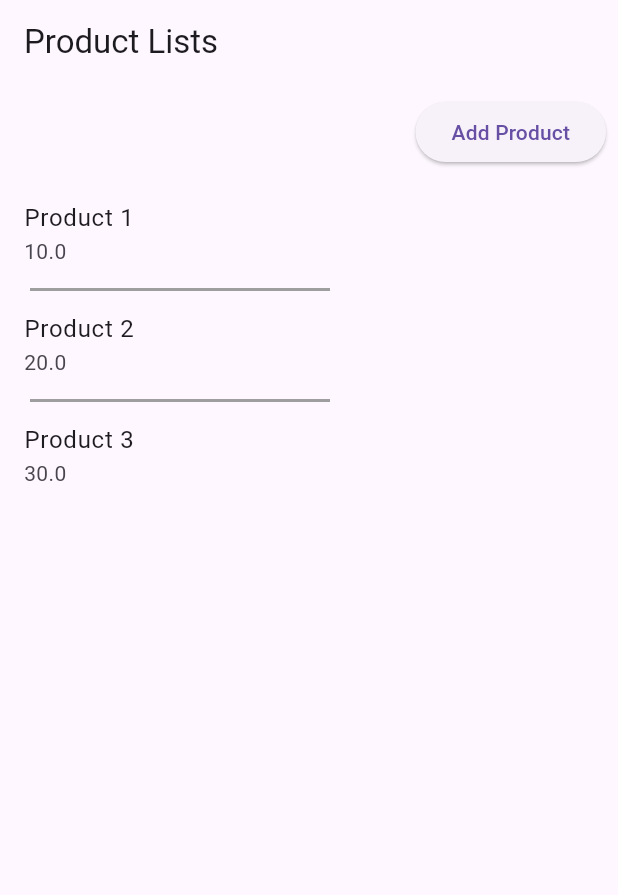
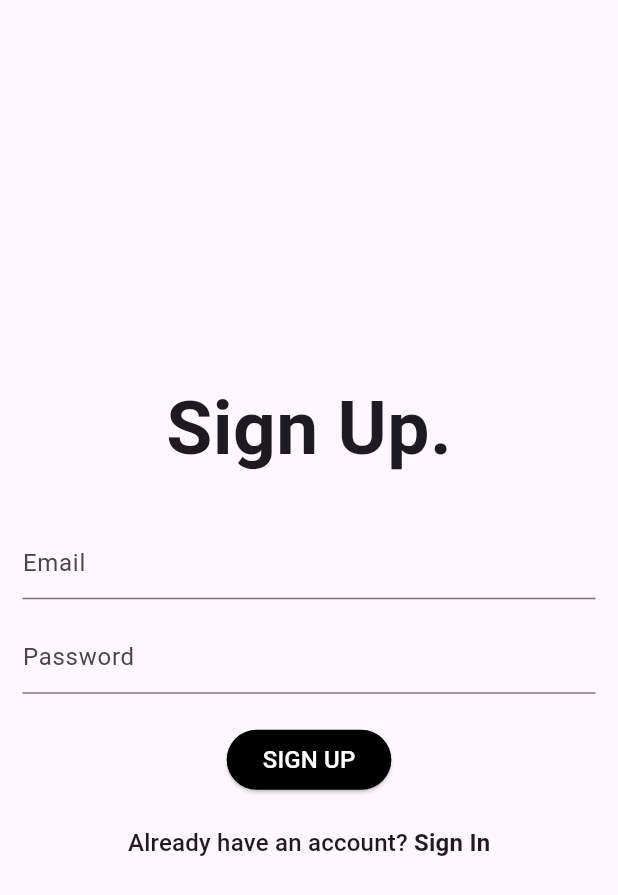
Before and after one commit to chaudhuree/flutter-firebase-practice, a Flutter app: the screen it shows after launch, on a phone screen of 412 x 824 dp. Shown: the top 895 px of the screen. Run offline on Flutter 3.47's test engine with Material 3 defaults, Android fonts, the phone set to English and light mode, and no system bars; our stand-ins replace firebase_auth, firebase_core, get; accounts and stored records are empty.

Commit message:
feat: login with email password done

```diff
--- a/test_app/lib/main.dart
+++ b/test_app/lib/main.dart
@@ -4,6 +4,8 @@ import 'package:get/get_navigation/src/root/get_material_app.dart';
 import 'package:get/get_navigation/src/routes/get_route.dart';
 import 'package:test_app/screens/add_product.dart';
 import 'package:test_app/screens/home.dart';
+import 'package:test_app/screens/login_page.dart';
+import 'package:test_app/screens/signup_page.dart';
 import 'firebase_options.dart';
 
 Future<void> main() async {
@@ -23,8 +25,10 @@ class MyApp extends StatelessWidget {
       title: 'Product Demo',
       initialRoute: '/',
       getPages: [
-        GetPage(name: '/', page: () => HomeActivity()),
+        GetPage(name: '/home', page: () => HomeActivity()),
         GetPage(name: '/add', page: () => AddProductActivity()),
+        GetPage(name: '/login', page: () => LoginPage()),
+        GetPage(name: '/', page: () => SignUpPage()),
       ],
     );
   }
--- /dev/null
+++ b/test_app/lib/screens/signup_page.dart
@@ -0,0 +1,163 @@
+import 'package:firebase_auth/firebase_auth.dart';
+import 'package:flutter/material.dart';
+import 'package:get/get.dart';
+import 'package:test_app/screens/login_page.dart';
+
+class SignUpPage extends StatefulWidget {
+  const SignUpPage({super.key});
+
+  @override
+  State<SignUpPage> createState() => _SignUpPageState();
+}
+
+class _SignUpPageState extends State<SignUpPage> {
+  final emailController = TextEditingController();
+  final passwordController = TextEditingController();
+  final formKey = GlobalKey<FormState>();
+  bool _isLoading = false;
+
+  @override
+  void dispose() {
+    emailController.dispose();
+    passwordController.dispose();
+    super.dispose();
+  }
+
+  // firebase auth
+  Future<void> signUp() async {
+    // Validate form inputs before attempting signup
+    if (!(formKey.currentState?.validate() ?? false)) return;
+
+    setState(() => _isLoading = true);
+    try {
+      final credential = await FirebaseAuth.instance
+          .createUserWithEmailAndPassword(
+            email: emailController.text.trim(),
+            password: passwordController.text.trim(),
+          );
+
+      // Optionally navigate to login or home after successful signup
+      Get.to(() => const LoginPage());
+
+      // For debugging visibility
+      // ignore: avoid_print
+      print('User created: ${credential.user?.uid}');
+    } on FirebaseAuthException catch (e) {
+      String message = 'Signup failed';
+      switch (e.code) {
+        case 'email-already-in-use':
+          message = 'Email already in use. Try signing in.';
+          break;
+        case 'invalid-email':
+          message = 'Invalid email address.';
+          break;
+        case 'operation-not-allowed':
+          message = 'Email/password accounts are not enabled in Firebase Auth.';
+          break;
+        case 'weak-password':
+          message = 'Password is too weak (min 6 characters).';
+          break;
+        default:
+          message = e.message ?? message;
+      }
+      ScaffoldMessenger.of(
+        context,
+      ).showSnackBar(SnackBar(content: Text(message)));
+    } catch (e) {
+      ScaffoldMessenger.of(
+        context,
+      ).showSnackBar(SnackBar(content: Text('Unexpected error: $e')));
+    } finally {
+      setState(() => _isLoading = false);
+    }
+  }
+
+  @override
+  Widget build(BuildContext context) {
+    return Scaffold(
+      body: Padding(
+        padding: const EdgeInsets.all(15.0),
+        child: Form(
+          key: formKey,
+          child: Column(
+            mainAxisAlignment: MainAxisAlignment.center,
+            children: [
+              const Text(
+                'Sign Up.',
+                style: TextStyle(fontSize: 50, fontWeight: FontWeight.bold),
+              ),
+              const SizedBox(height: 10),
+              const SizedBox(height: 20),
+              TextFormField(
+                controller: emailController,
+                decoration: const InputDecoration(hintText: 'Email'),
+                keyboardType: TextInputType.emailAddress,
+                validator: (value) {
+                  final email = (value ?? '').trim();
+                  if (email.isEmpty) return 'Email is required';
+                  if (!RegExp(r"^[^@\s]+@[^@\s]+\.[^@\s]+$").hasMatch(email)) {
+                    return 'Enter a valid email';
+                  }
+                  return null;
+                },
+              ),
+              const SizedBox(height: 15),
+              TextFormField(
+                controller: passwordController,
+                decoration: const InputDecoration(hintText: 'Password'),
+                obscureText: true,
+                validator: (value) {
+                  final pass = (value ?? '').trim();
+                  if (pass.isEmpty) return 'Password is required';
+                  if (pass.length < 6) return 'Minimum 6 characters';
+                  return null;
+                },
+              ),
+              const SizedBox(height: 20),
+              ElevatedButton(
+                onPressed: _isLoading
+                    ? null
+                    : () async {
+                        await signUp();
+                      },
+                style: ElevatedButton.styleFrom(
+                  backgroundColor: Colors.black,
+                  foregroundColor: Colors.white,
+                ),
+                child: _isLoading
+                    ? const SizedBox(
+                        width: 20,
+                        height: 20,
+                        child: CircularProgressIndicator(
+                          strokeWidth: 2,
+                          color: Colors.white,
+                        ),
+                      )
+                    : const Text('SIGN UP', style: TextStyle(fontSize: 16)),
+              ),
+              const SizedBox(height: 20),
+              GestureDetector(
+                onTap: () {
+                  Get.to(() => const LoginPage());
+                },
+                child: RichText(
+                  text: TextSpan(
+                    text: 'Already have an account? ',
+                    style: Theme.of(context).textTheme.titleMedium,
+                    children: [
+                      TextSpan(
+                        text: 'Sign In',
+                        style: Theme.of(context).textTheme.titleMedium
+                            ?.copyWith(fontWeight: FontWeight.bold),
+                      ),
+                    ],
+                  ),
+                ),
+              ),
+            ],
+          ),
+        ),
+      ),
+    );
+  }
+}
--- a/test_app/pubspec.yaml
+++ b/test_app/pubspec.yaml
@@ -38,6 +38,7 @@ dependencies:
   # Add Firebase Core dependency
   firebase_core: ^3.9.0
   get: ^4.7.2
+  firebase_auth: ^5.7.0
 
 dev_dependencies:
   flutter_test:
```
Also changed, not shown: test_app/lib/screens/login_page.dart (added, +189 -0 lines), test_app/pubspec.lock, 4 other files.
